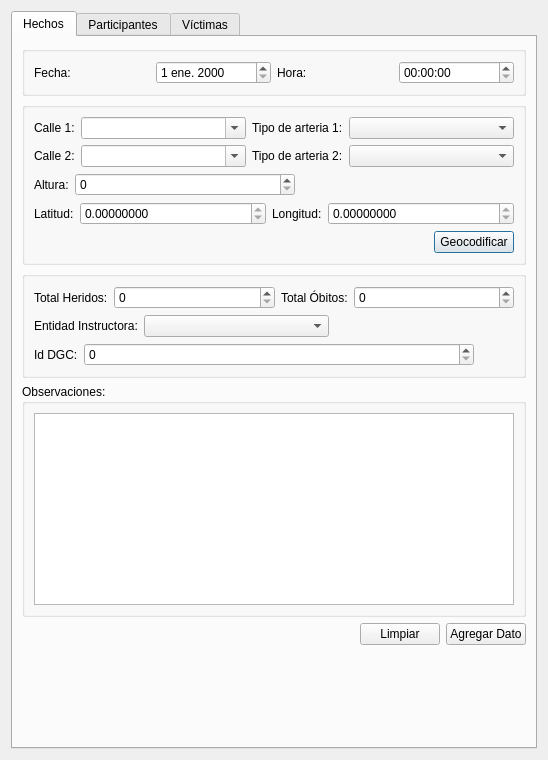
Above: designer/gui_feu.ui from IvanBodnar/feu before the change. Below: the same form after it.
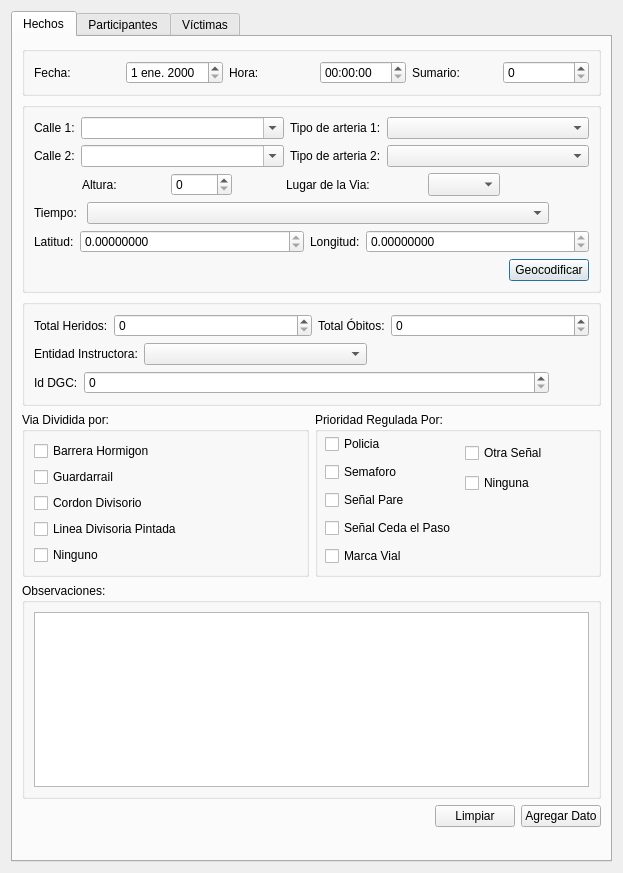
That is the form after the change.

Commit message: Agregados campos hechos en ui y en clases, no se hizo migrate

```diff
--- a/designer/gui_feu.ui
+++ b/designer/gui_feu.ui
@@ -6,8 +6,8 @@
    <rect>
     <x>0</x>
     <y>0</y>
-    <width>548</width>
-    <height>760</height>
+    <width>623</width>
+    <height>873</height>
    </rect>
   </property>
   <property name="windowTitle">
@@ -23,7 +23,7 @@
       <attribute name="title">
        <string>Hechos</string>
       </attribute>
-      <layout class="QVBoxLayout" name="verticalLayout_10">
+      <layout class="QVBoxLayout" name="verticalLayout_12">
        <item>
         <widget class="QGroupBox" name="groupBox_8">
          <property name="title">
@@ -56,6 +56,16 @@
             <item>
              <widget class="QTimeEdit" name="hora_timeEdit"/>
             </item>
+            <item>
+             <widget class="QLabel" name="label_10">
+              <property name="text">
+               <string>Sumario: </string>
+              </property>
+             </widget>
+            </item>
+            <item>
+             <widget class="QSpinBox" name="sumario_spinBox"/>
+            </item>
            </layout>
           </item>
          </layout>
@@ -172,7 +182,7 @@
             <item>
              <widget class="QSpinBox" name="altura_spinBox">
               <property name="sizePolicy">
-               <sizepolicy hsizetype="MinimumExpanding" vsizetype="Fixed">
+               <sizepolicy hsizetype="Maximum" vsizetype="Fixed">
                 <horstretch>0</horstretch>
                 <verstretch>0</verstretch>
                </sizepolicy>
@@ -182,11 +192,80 @@
               </property>
              </widget>
             </item>
+            <item>
+             <widget class="QLabel" name="label_21">
+              <property name="sizePolicy">
+               <sizepolicy hsizetype="Maximum" vsizetype="Minimum">
+                <horstretch>0</horstretch>
+                <verstretch>0</verstretch>
+               </sizepolicy>
+              </property>
+              <property name="text">
+               <string>Lugar de la Via: </string>
+              </property>
+             </widget>
+            </item>
+            <item>
+             <widget class="QComboBox" name="lugarVia_comboBox">
+              <property name="sizePolicy">
+               <sizepolicy hsizetype="Maximum" vsizetype="Minimum">
+                <horstretch>0</horstretch>
+                <verstretch>0</verstretch>
+               </sizepolicy>
+              </property>
+             </widget>
+            </item>
             <item>
              <spacer name="horizontalSpacer">
               <property name="orientation">
                <enum>Qt::Horizontal</enum>
               </property>
+              <property name="sizeType">
+               <enum>QSizePolicy::Minimum</enum>
+              </property>
+              <property name="sizeHint" stdset="0">
+               <size>
+                <width>40</width>
+                <height>20</height>
+               </size>
+              </property>
+             </spacer>
+            </item>
+           </layout>
+          </item>
+          <item>
+           <layout class="QHBoxLayout" name="horizontalLayout_4">
+            <item>
+             <widget class="QLabel" name="label_28">
+              <property name="sizePolicy">
+               <sizepolicy hsizetype="Maximum" vsizetype="Preferred">
+                <horstretch>0</horstretch>
+                <verstretch>0</verstretch>
+               </sizepolicy>
+              </property>
+              <property name="text">
+               <string>Tiempo: </string>
+              </property>
+             </widget>
+            </item>
+            <item>
+             <widget class="QComboBox" name="tiempo_comboBox">
+              <property name="sizePolicy">
+               <sizepolicy hsizetype="Minimum" vsizetype="Fixed">
+                <horstretch>0</horstretch>
+                <verstretch>0</verstretch>
+               </sizepolicy>
+              </property>
+             </widget>
+            </item>
+            <item>
+             <spacer name="horizontalSpacer_9">
+              <property name="orientation">
+               <enum>Qt::Horizontal</enum>
+              </property>
+              <property name="sizeType">
+               <enum>QSizePolicy::Minimum</enum>
+              </property>
               <property name="sizeHint" stdset="0">
                <size>
                 <width>40</width>
@@ -411,6 +490,147 @@
          </layout>
         </widget>
        </item>
+       <item>
+        <layout class="QHBoxLayout" name="horizontalLayout_22">
+         <item>
+          <widget class="QGroupBox" name="groupBox_12">
+           <property name="title">
+            <string>Via Dividida por:</string>
+           </property>
+           <layout class="QVBoxLayout" name="verticalLayout_10">
+            <item>
+             <widget class="QCheckBox" name="hormigon_checkBox">
+              <property name="text">
+               <string>Barrera Hormigon</string>
+              </property>
+             </widget>
+            </item>
+            <item>
+             <widget class="QCheckBox" name="guardarrail_checkBox">
+              <property name="text">
+               <string>Guardarrail</string>
+              </property>
+             </widget>
+            </item>
+            <item>
+             <widget class="QCheckBox" name="cordonDivisorio_checkBox">
+              <property name="text">
+               <string>Cordon Divisorio</string>
+              </property>
+             </widget>
+            </item>
+            <item>
+             <widget class="QCheckBox" name="lineaDivisoriaPintada_checkBox">
+              <property name="text">
+               <string>Linea Divisoria Pintada</string>
+              </property>
+             </widget>
+            </item>
+            <item>
+             <widget class="QCheckBox" name="ningunoDivision_checkBox">
+              <property name="text">
+               <string>Ninguno</string>
+              </property>
+             </widget>
+            </item>
+           </layout>
+          </widget>
+         </item>
+         <item>
+          <widget class="QGroupBox" name="groupBox_13">
+           <property name="title">
+            <string>Prioridad Regulada Por:</string>
+           </property>
+           <widget class="QCheckBox" name="pasoPeatonal_checkBox">
+            <property name="geometry">
+             <rect>
+              <x>30</x>
+              <y>170</y>
+              <width>121</width>
+              <height>22</height>
+             </rect>
+            </property>
+            <property name="text">
+             <string>Paso Peatonal</string>
+            </property>
+           </widget>
+           <widget class="QCheckBox" name="otraSenal_checkBox">
+            <property name="geometry">
+             <rect>
+              <x>150</x>
+              <y>30</y>
+              <width>91</width>
+              <height>22</height>
+             </rect>
+            </property>
+            <property name="text">
+             <string>Otra Señal</string>
+            </property>
+           </widget>
+           <widget class="QCheckBox" name="ningunoPrioridad_checkBox">
+            <property name="geometry">
+             <rect>
+              <x>150</x>
+              <y>60</y>
+              <width>79</width>
+              <height>22</height>
+             </rect>
+            </property>
+            <property name="text">
+             <string>Ninguna</string>
+            </property>
+           </widget>
+           <widget class="QWidget" name="">
+            <property name="geometry">
+             <rect>
+              <x>10</x>
+              <y>20</y>
+              <width>139</width>
+              <height>136</height>
+             </rect>
+            </property>
+            <layout class="QVBoxLayout" name="verticalLayout_11">
+             <item>
+              <widget class="QCheckBox" name="policia_checkBox">
+               <property name="text">
+                <string>Policia</string>
+               </property>
+              </widget>
+             </item>
+             <item>
+              <widget class="QCheckBox" name="semaforo_checkBox">
+               <property name="text">
+                <string>Semaforo</string>
+               </property>
+              </widget>
+             </item>
+             <item>
+              <widget class="QCheckBox" name="senalPare_checkBox">
+               <property name="text">
+                <string>Señal Pare</string>
+               </property>
+              </widget>
+             </item>
+             <item>
+              <widget class="QCheckBox" name="senalCeda_checkBox">
+               <property name="text">
+                <string>Señal Ceda el Paso</string>
+               </property>
+              </widget>
+             </item>
+             <item>
+              <widget class="QCheckBox" name="marcaVial_checkBox">
+               <property name="text">
+                <string>Marca Vial</string>
+               </property>
+              </widget>
+             </item>
+            </layout>
+           </widget>
+          </widget>
+         </item>
+        </layout>
+       </item>
        <item>
         <widget class="QGroupBox" name="groupBox_11">
          <property name="title">
```
The commit also changes 3 other files.
